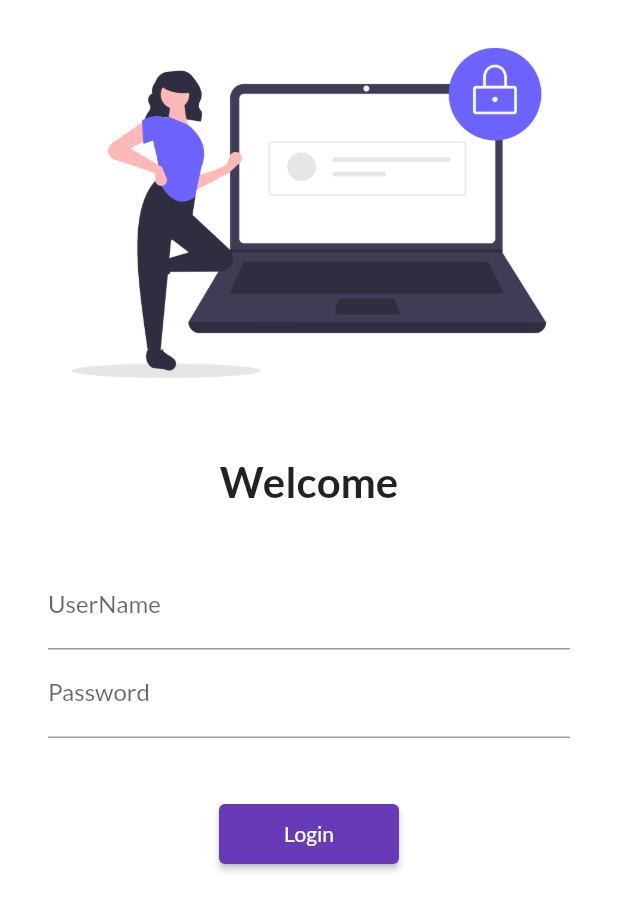
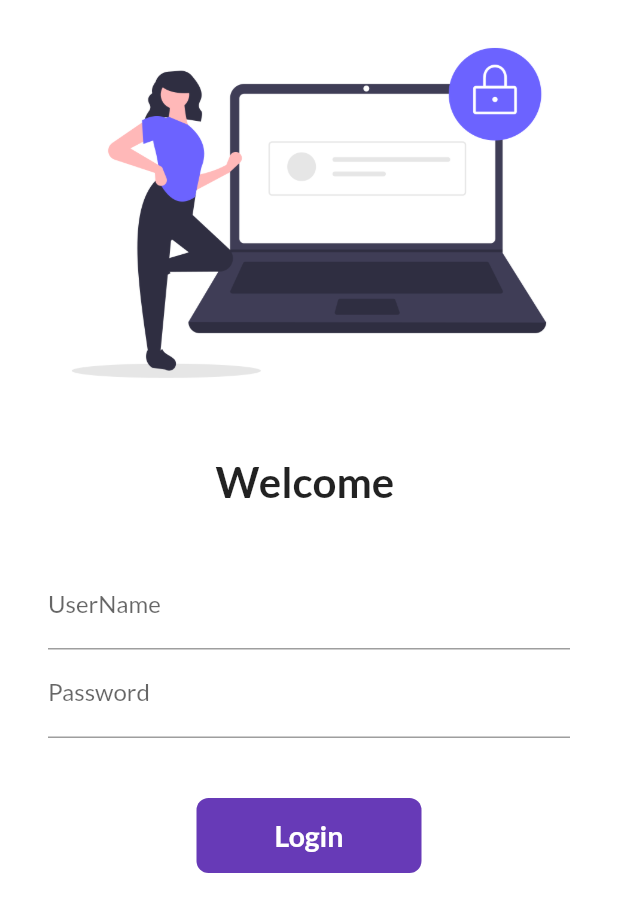
Before and after one commit to Paras-Singh-H/30DaysOfFlutter, a Flutter app: the screen it shows after launch, on a phone screen of 412 x 824 dp. Shown: the top 912 px of the screen. Run offline on Flutter 3.47's test engine with Material 2 defaults, Android fonts, the phone set to English and light mode, and no system bars; our stand-ins replace google_fonts.

Commit message:
Day 6 completed

```diff
--- a/lib/pages/login_page.dart
+++ b/lib/pages/login_page.dart
@@ -1,7 +1,14 @@
 import 'package:flutter/material.dart';
 import 'package:flutter_catalog/utils/routes.dart';
 
-class LoginPage extends StatelessWidget {
+class LoginPage extends StatefulWidget {
+  @override
+  _LoginPageState createState() => _LoginPageState();
+}
+
+class _LoginPageState extends State<LoginPage> {
+  String name = "";
+  bool changedButton = false;
   @override
   Widget build(BuildContext context) {
     return Material(
@@ -17,7 +24,7 @@ class LoginPage extends StatelessWidget {
                 height: 20.0,
               ),
               Text(
-                "Welcome",
+                "Welcome $name",
                 style: TextStyle(
                   fontSize: 28,
                   fontWeight: FontWeight.bold,
@@ -34,6 +41,10 @@ class LoginPage extends StatelessWidget {
                     TextFormField(
                       decoration: InputDecoration(
                           hintText: "Enter username", labelText: "UserName"),
+                      onChanged: (value) {
+                        name = value;
+                        setState(() {});
+                      },
                     ),
                     TextFormField(
                       obscureText: true,
@@ -43,15 +54,52 @@ class LoginPage extends StatelessWidget {
                     SizedBox(
                       height: 40.0,
                     ),
-                    ElevatedButton(
-                      child: Text("Login"),
-                      style: TextButton.styleFrom(
-                        minimumSize: Size(120, 40),
-                      ),
-                      onPressed: () {
+
+                    InkWell(
+                      onTap: () async {
+                        setState(() {
+                          changedButton = true;
+                        });
+
+                        await Future.delayed(Duration(seconds: 1));
                         Navigator.pushNamed(context, MyRoutes.homeRoute);
                       },
-                    ),
+                      child: AnimatedContainer(
+                        duration: Duration(seconds: 1),
+                        width: changedButton ? 50 : 150,
+                        height: 50,
+                        alignment: Alignment.center,
+                        child: changedButton
+                            ? Icon(
+                                Icons.done,
+                                color: Colors.white,
+                              )
+                            : Text(
+                                "Login",
+                                style: TextStyle(
+                                    color: Colors.white,
+                                    fontWeight: FontWeight.bold,
+                                    fontSize: 19),
+                              ),
+                        decoration: BoxDecoration(
+                          color: Colors.deepPurple,
+                          // shape: changedButton
+                          //     ? BoxShape.circle
+                          //     : BoxShape.rectangle,
+                          borderRadius:
+                              BorderRadius.circular(changedButton ? 50 : 8),
+                        ),
+                      ),
+                    )
+                    // ElevatedButton(
+                    //   child: Text("Login"),
+                    //   style: TextButton.styleFrom(
+                    //     minimumSize: Size(120, 40),
+                    //   ),
+                    //   onPressed: () {
+                    //     Navigator.pushNamed(context, MyRoutes.homeRoute);
+                    //   },
+                    // ),
                   ],
                 ),
               )
```
